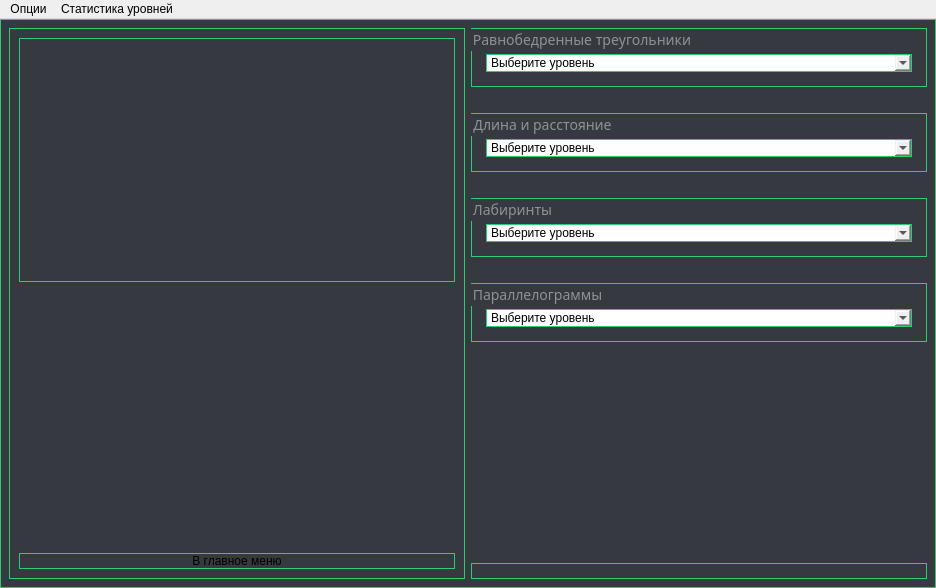
Before: the Qt Designer form ui/Matrix.ui in unitedtimur/unigame, drawn with Qt 5.
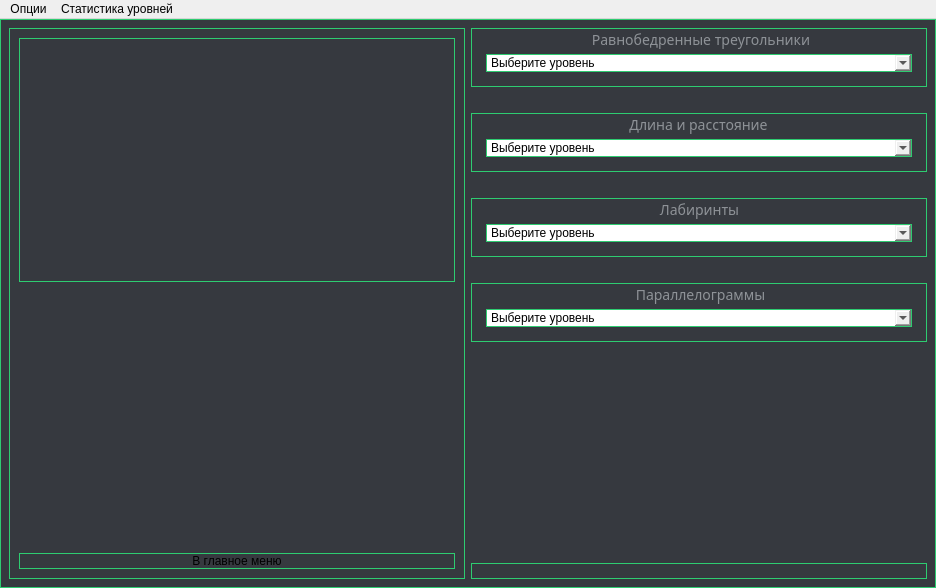
After: the same form once the commit is applied.

Diff of the .ui file:
```diff
--- a/ui/Matrix.ui
+++ b/ui/Matrix.ui
@@ -154,6 +154,15 @@
         <property name="title">
          <string>Равнобедренные треугольники</string>
         </property>
+        <property name="alignment">
+         <set>Qt::AlignHCenter|Qt::AlignTop</set>
+        </property>
+        <property name="flat">
+         <bool>false</bool>
+        </property>
+        <property name="checkable">
+         <bool>false</bool>
+        </property>
         <layout class="QVBoxLayout" name="verticalLayout_7">
          <property name="topMargin">
           <number>20</number>
@@ -217,6 +226,9 @@
         <property name="title">
          <string>Длина и расстояние</string>
         </property>
+        <property name="alignment">
+         <set>Qt::AlignCenter</set>
+        </property>
         <layout class="QVBoxLayout" name="levelPrymaeLayout">
          <property name="topMargin">
           <number>20</number>
@@ -277,6 +289,9 @@
         <property name="title">
          <string>Лабиринты</string>
         </property>
+        <property name="alignment">
+         <set>Qt::AlignCenter</set>
+        </property>
         <layout class="QVBoxLayout" name="labirintsGroupBox">
          <property name="topMargin">
           <number>20</number>
@@ -337,6 +352,9 @@
         <property name="title">
          <string>Параллелограммы</string>
         </property>
+        <property name="alignment">
+         <set>Qt::AlignCenter</set>
+        </property>
         <layout class="QVBoxLayout" name="labirintsGroupBox_2">
          <property name="topMargin">
           <number>20</number>
```
